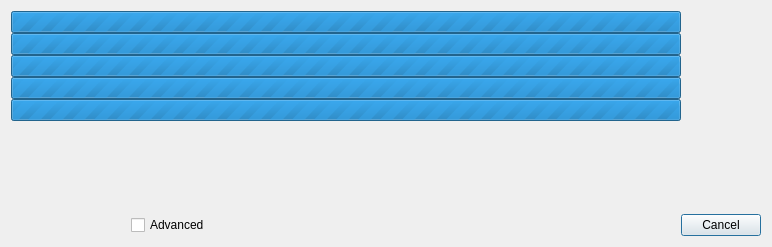
Above: xdialogprocess.ui from horsicq/FormatDialogs before the change. Below: the same form after it.
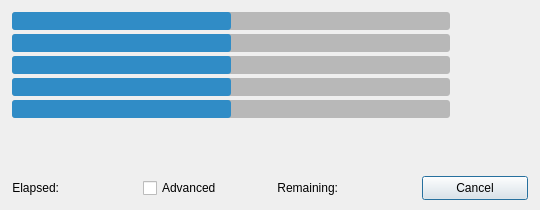
That is the form after the change.

Commit message: feat: update process dialog UI and add remaining prefix label

Diff of the .ui file:
```diff
--- a/xdialogprocess.ui
+++ b/xdialogprocess.ui
@@ -9,8 +9,8 @@
    <rect>
     <x>0</x>
     <y>0</y>
-    <width>772</width>
-    <height>247</height>
+    <width>540</width>
+    <height>210</height>
    </rect>
   </property>
   <property name="windowTitle">
@@ -19,12 +19,51 @@
   <property name="modal">
    <bool>true</bool>
   </property>
+  <property name="styleSheet">
+   <string notr="true">QProgressBar {
+    border: none;
+    border-radius: 3px;
+    background-color: palette(mid);
+    min-height: 18px;
+    max-height: 18px;
+    text-align: center;
+    font-size: 11px;
+}
+QProgressBar::chunk {
+    background-color: palette(highlight);
+    border-radius: 3px;
+}
+QPushButton#pushButtonCancel {
+    min-width: 80px;
+    padding: 4px 12px;
+}
+QLabel#labelTime,
+QLabel#labelRemain {
+    font-size: 11px;
+    color: palette(mid-light);
+}</string>
+  </property>
   <layout class="QVBoxLayout" name="verticalLayout">
    <property name="spacing">
-    <number>0</number>
+    <number>4</number>
+   </property>
+   <property name="leftMargin">
+    <number>12</number>
+   </property>
+   <property name="topMargin">
+    <number>12</number>
+   </property>
+   <property name="rightMargin">
+    <number>12</number>
+   </property>
+   <property name="bottomMargin">
+    <number>10</number>
    </property>
    <item>
     <layout class="QHBoxLayout" name="horizontalLayout_2">
+     <property name="spacing">
+      <number>6</number>
+     </property>
      <item>
       <widget class="QProgressBar" name="progressBar0">
        <property name="maximum">
@@ -45,15 +84,21 @@
       <widget class="QLabel" name="labelSpeed0">
        <property name="minimumSize">
         <size>
-         <width>80</width>
+         <width>72</width>
          <height>0</height>
         </size>
        </property>
+       <property name="maximumSize">
+        <size>
+         <width>72</width>
+         <height>16777215</height>
+        </size>
+       </property>
        <property name="text">
         <string/>
        </property>
        <property name="alignment">
-        <set>Qt::AlignCenter</set>
+        <set>Qt::AlignRight|Qt::AlignVCenter</set>
        </property>
       </widget>
      </item>
@@ -61,6 +106,9 @@
    </item>
    <item>
     <layout class="QHBoxLayout" name="horizontalLayout_3">
+     <property name="spacing">
+      <number>6</number>
+     </property>
      <item>
       <widget class="QProgressBar" name="progressBar1">
        <property name="maximum">
@@ -81,15 +129,21 @@
       <widget class="QLabel" name="labelSpeed1">
        <property name="minimumSize">
         <size>
-         <width>80</width>
+         <width>72</width>
          <height>0</height>
         </size>
        </property>
+       <property name="maximumSize">
+        <size>
+         <width>72</width>
+         <height>16777215</height>
+        </size>
+       </property>
        <property name="text">
         <string/>
        </property>
        <property name="alignment">
-        <set>Qt::AlignCenter</set>
+        <set>Qt::AlignRight|Qt::AlignVCenter</set>
        </property>
       </widget>
      </item>
@@ -97,6 +151,9 @@
    </item>
    <item>
     <layout class="QHBoxLayout" name="horizontalLayout_4">
+     <property name="spacing">
+      <number>6</number>
+     </property>
      <item>
       <widget class="QProgressBar" name="progressBar2">
        <property name="maximum">
@@ -117,15 +174,21 @@
       <widget class="QLabel" name="labelSpeed2">
        <property name="minimumSize">
         <size>
-         <width>80</width>
+         <width>72</width>
          <height>0</height>
         </size>
        </property>
+       <property name="maximumSize">
+        <size>
+         <width>72</width>
+         <height>16777215</height>
+        </size>
+       </property>
        <property name="text">
         <string/>
        </property>
        <property name="alignment">
-        <set>Qt::AlignCenter</set>
+        <set>Qt::AlignRight|Qt::AlignVCenter</set>
        </property>
       </widget>
      </item>
@@ -133,6 +196,9 @@
    </item>
    <item>
     <layout class="QHBoxLayout" name="horizontalLayout_5">
+     <property name="spacing">
+      <number>6</number>
+     </property>
      <item>
       <widget class="QProgressBar" name="progressBar3">
        <property name="maximum">
@@ -153,15 +219,21 @@
       <widget class="QLabel" name="labelSpeed3">
        <property name="minimumSize">
         <size>
-         <width>80</width>
+         <width>72</width>
          <height>0</height>
         </size>
        </property>
+       <property name="maximumSize">
+        <size>
+         <width>72</width>
+         <height>16777215</height>
+        </size>
+       </property>
        <property name="text">
         <string/>
        </property>
        <property name="alignment">
-        <set>Qt::AlignCenter</set>
+        <set>Qt::AlignRight|Qt::AlignVCenter</set>
        </property>
       </widget>
      </item>
@@ -169,6 +241,9 @@
    </item>
    <item>
     <layout class="QHBoxLayout" name="horizontalLayout_6">
+     <property name="spacing">
+      <number>6</number>
+     </property>
      <item>
       <widget class="QProgressBar" name="progressBar4">
        <property name="maximum">
@@ -189,15 +264,21 @@
       <widget class="QLabel" name="labelSpeed4">
        <property name="minimumSize">
         <size>
-         <width>80</width>
+         <width>72</width>
          <height>0</height>
         </size>
        </property>
+       <property name="maximumSize">
+        <size>
+         <width>72</width>
+         <height>16777215</height>
+        </size>
+       </property>
        <property name="text">
         <string/>
        </property>
        <property name="alignment">
-        <set>Qt::AlignCenter</set>
+        <set>Qt::AlignRight|Qt::AlignVCenter</set>
        </property>
       </widget>
      </item>
@@ -211,24 +292,37 @@
      <property name="sizeHint" stdset="0">
       <size>
        <width>20</width>
-       <height>70</height>
+       <height>4</height>
       </size>
      </property>
     </spacer>
    </item>
    <item>
     <layout class="QHBoxLayout" name="horizontalLayout">
+     <property name="spacing">
+      <number>6</number>
+     </property>
+     <item>
+      <widget class="QLabel" name="labelElapsedPrefix">
+       <property name="text">
+        <string>Elapsed:</string>
+       </property>
+       <property name="alignment">
+        <set>Qt::AlignRight|Qt::AlignVCenter</set>
+       </property>
+      </widget>
+     </item>
      <item>
       <widget class="QLabel" name="labelTime">
        <property name="minimumSize">
         <size>
-         <width>120</width>
+         <width>72</width>
          <height>0</height>
         </size>
        </property>
        <property name="maximumSize">
         <size>
-         <width>120</width>
+         <width>72</width>
          <height>16777215</height>
         </size>
        </property>
@@ -263,17 +357,27 @@
        </property>
       </spacer>
      </item>
+     <item>
+      <widget class="QLabel" name="labelRemainingPrefix">
+       <property name="text">
+        <string>Remaining:</string>
+       </property>
+       <property name="alignment">
+        <set>Qt::AlignRight|Qt::AlignVCenter</set>
+       </property>
+      </widget>
+     </item>
      <item>
       <widget class="QLabel" name="labelRemain">
        <property name="minimumSize">
         <size>
-         <width>120</width>
+         <width>72</width>
          <height>0</height>
         </size>
        </property>
        <property name="maximumSize">
         <size>
-         <width>120</width>
+         <width>72</width>
          <height>16777215</height>
         </size>
        </property>
```
The commit also changes 1 other file.
